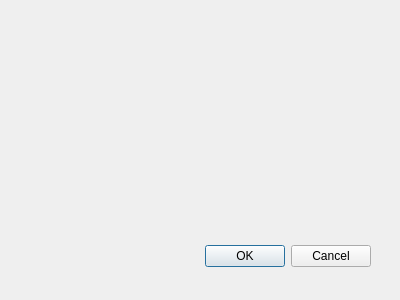
Old version of the form ticketstablewindow.ui in the repository plainoldprogrammer/pos.
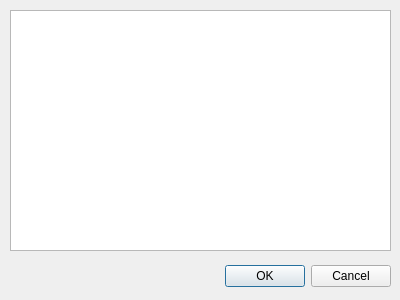
New version of the form.

Commit message: read all data from tickets table on db and display on a TableView object

The edit to the form file:
```diff
--- a/ticketstablewindow.ui
+++ b/ticketstablewindow.ui
@@ -19,8 +19,8 @@
    </property>
    <property name="geometry">
     <rect>
-     <x>30</x>
-     <y>240</y>
+     <x>50</x>
+     <y>260</y>
      <width>341</width>
      <height>32</height>
     </rect>
@@ -32,6 +32,16 @@
     <set>QDialogButtonBox::Cancel|QDialogButtonBox::Ok</set>
    </property>
   </widget>
+  <widget class="QTableView" name="tableView">
+   <property name="geometry">
+    <rect>
+     <x>10</x>
+     <y>10</y>
+     <width>381</width>
+     <height>241</height>
+    </rect>
+   </property>
+  </widget>
  </widget>
  <resources/>
  <connections>
```
The commit also changes 3 other files.
